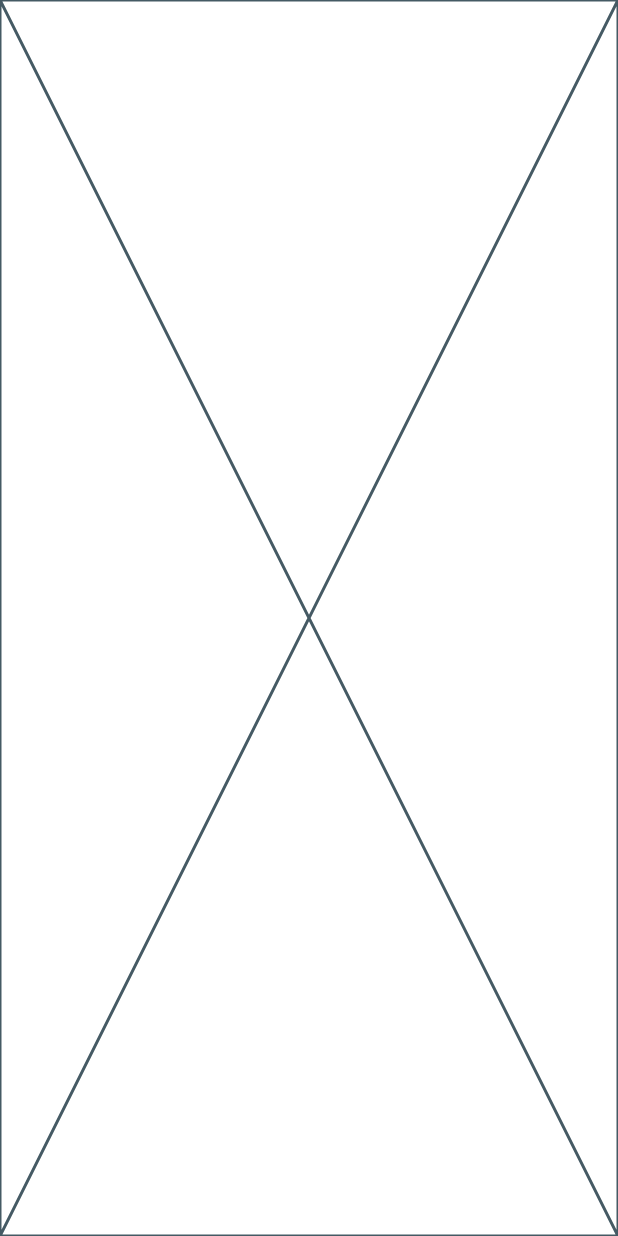
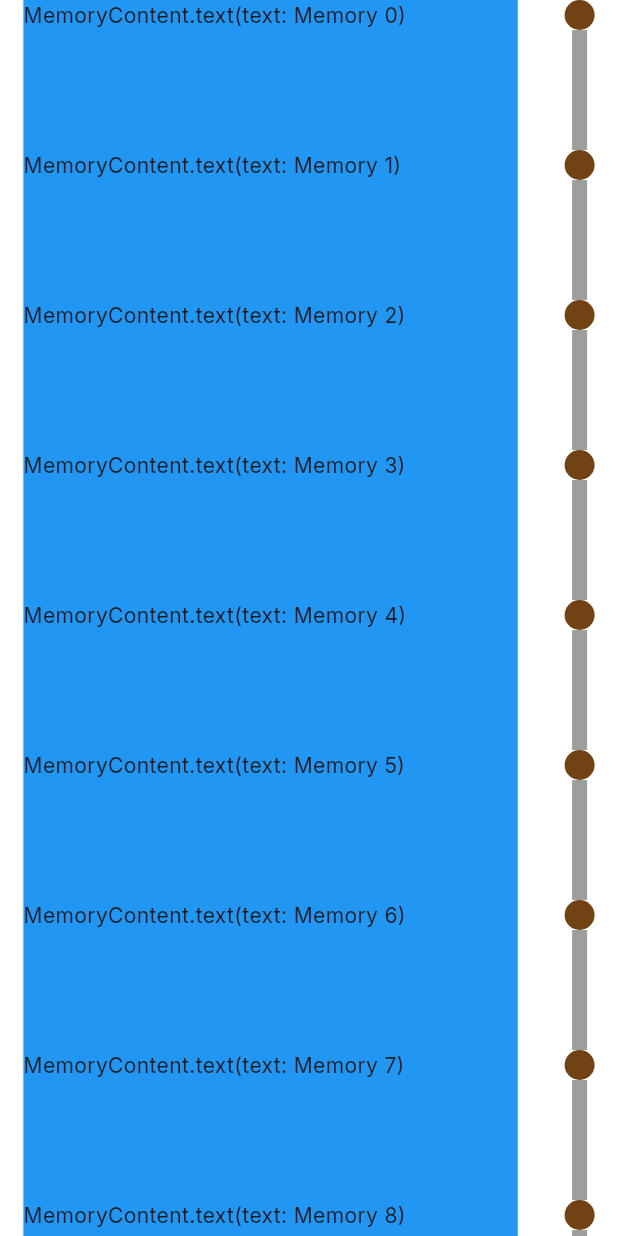
Before and after one commit to Amalshaheen/thought_trail, a Flutter app: the screen it shows after launch, on a phone screen of 412 x 824 dp. Run offline on Flutter 3.47's test engine with Material 3 defaults, Android fonts, the phone set to English and light mode, and no system bars; our stand-ins replace freezed_annotation, google_fonts.

Commit message:
added basic timeline UI

```diff
--- /dev/null
+++ b/devtools_options.yaml
@@ -0,0 +1,3 @@
+description: This file stores settings for Dart & Flutter DevTools.
+documentation: https://docs.flutter.dev/tools/devtools/extensions#configure-extension-enablement-states
+extensions:
--- a/lib/presentation/timeline/timeline_page.dart
+++ b/lib/presentation/timeline/timeline_page.dart
@@ -1,4 +1,5 @@
 import 'package:flutter/material.dart';
+import 'package:thought_trail/presentation/timeline/widgets/timeline_core.dart';
 
 /*******TODOS************************************************************
  * 1. timeline core page
@@ -15,6 +16,8 @@ class TimelinePage extends StatelessWidget {
 
   @override
   Widget build(BuildContext context) {
-    return const Placeholder();
+    return const Scaffold(
+      body: MemoriesWidget(),
+    );
   }
 }
--- a/lib/presentation/timeline/widgets/timeline_core.dart
+++ b/lib/presentation/timeline/widgets/timeline_core.dart
@@ -1,14 +1,84 @@
 import 'package:flutter/material.dart';
+import 'package:thought_trail/domain/timeline/models/memory_model.dart';
 
-class TimelineCore extends StatelessWidget {
-  const TimelineCore({super.key});
+class MemoriesWidget extends StatelessWidget {
+  const MemoriesWidget({super.key});
 
   @override
   Widget build(BuildContext context) {
+    final List<MemoryModel> memories = List.generate(
+      20,
+      (index) => MemoryModel(
+        id: index.hashCode.toString(),
+        time: DateTime.now(),
+        memory: MemoryContent.text(
+          'Memory $index',
+        ),
+      ),
+    );
+
     return ListView.builder(
+      shrinkWrap: true,
+      itemCount: memories.length,
       itemBuilder: (context, index) {
-        return const Placeholder();
+        return MemoryListTileWidget(
+          memory: memories[index],
+        );
       },
     );
   }
 }
+
+class MemoryListTileWidget extends StatelessWidget {
+  const MemoryListTileWidget({super.key, required this.memory});
+  final MemoryModel memory;
+
+  @override
+  Widget build(BuildContext context) {
+    return IntrinsicHeight(
+      child: Row(
+        // direction: Axis.horizontal,
+        // crossAxisAlignment: CrossAxisAlignment.stretch,
+        mainAxisAlignment: MainAxisAlignment.spaceAround,
+
+        children: [
+          Flexible(
+            flex: 4,
+            child: Container(
+              width: double.infinity,
+              color: Colors.blue,
+              child: ConstrainedBox(
+                constraints: const BoxConstraints(minHeight: 100),
+                child: Text(memory.memory.toString()),
+              ),
+            ),
+          ),
+          Flexible(
+            flex: 1,
+            child: MemoryTimelineWidget(),
+          ),
+        ],
+      ),
+    );
+  }
+}
+
+class MemoryTimelineWidget extends StatelessWidget {
+  const MemoryTimelineWidget({
+    super.key,
+  });
+
+  @override
+  Widget build(BuildContext context) {
+    return Column(
+      mainAxisSize: MainAxisSize.max,
+      mainAxisAlignment: MainAxisAlignment.center,
+      children: [
+        const CircleAvatar(
+          radius: 10,
+        ),
+        Expanded(child: Container(width: 10, color: Colors.grey)),
+      ],
+    );
+  }
+}
```
